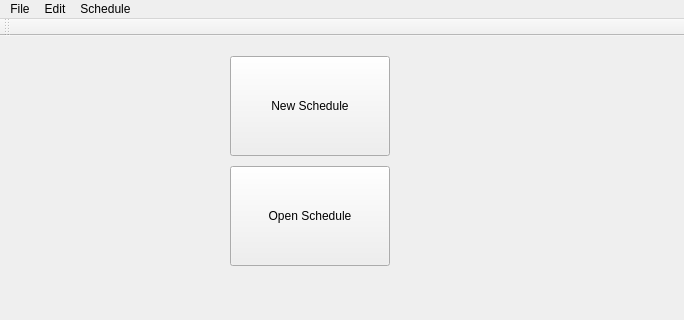
Qt form mainwindow.ui (Aeturnus/EM_Scheduler_QT) before a commit; both pictures show x 0 to 684 and y 0 to 320 of the 684 by 467 pixel window.
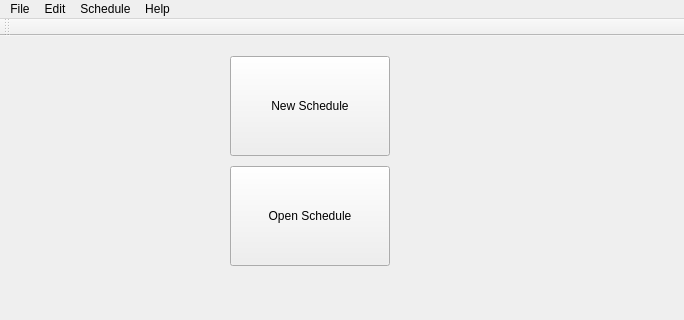
The same form after that commit.

```diff
--- a/mainwindow.ui
+++ b/mainwindow.ui
@@ -78,9 +78,17 @@
     <addaction name="actionView_open_shifts"/>
     <addaction name="actionSettings"/>
    </widget>
+   <widget class="QMenu" name="menuHelp">
+    <property name="title">
+     <string>Help</string>
+    </property>
+    <addaction name="actionManual"/>
+    <addaction name="actionAbout"/>
+   </widget>
    <addaction name="menuFile"/>
    <addaction name="menuEdit"/>
    <addaction name="menuSchedule"/>
+   <addaction name="menuHelp"/>
   </widget>
   <widget class="QToolBar" name="mainToolBar">
    <attribute name="toolBarArea">
```
Left out of the diff: 10 changed lines with no effect on the pictures.
